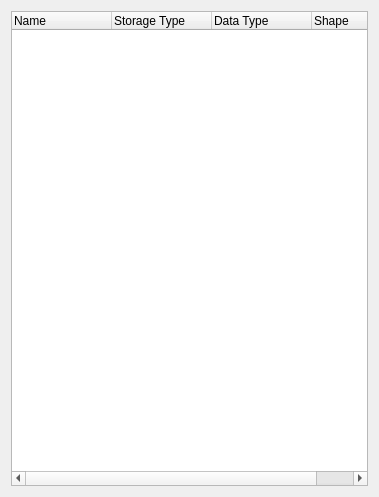
First picture: the form in RawTreeView.ui, repository bendalab/NixView, before the edit.
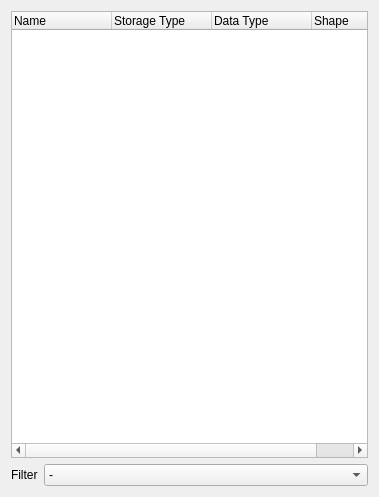
Second picture: the form after the edit.

Commit message: filter for tree content

What changed in the file:
```diff
--- a/RawTreeView.ui
+++ b/RawTreeView.ui
@@ -50,6 +50,52 @@
      </column>
     </widget>
    </item>
+   <item row="1" column="0">
+    <layout class="QHBoxLayout" name="horizontalLayout">
+     <item>
+      <widget class="QLabel" name="label">
+       <property name="sizePolicy">
+        <sizepolicy hsizetype="Maximum" vsizetype="Preferred">
+         <horstretch>0</horstretch>
+         <verstretch>0</verstretch>
+        </sizepolicy>
+       </property>
+       <property name="text">
+        <string>Filter</string>
+       </property>
+      </widget>
+     </item>
+     <item>
+      <widget class="QComboBox" name="comboBox">
+       <item>
+        <property name="text">
+         <string>-</string>
+        </property>
+       </item>
+       <item>
+        <property name="text">
+         <string>Data</string>
+        </property>
+       </item>
+       <item>
+        <property name="text">
+         <string>Metadata</string>
+        </property>
+       </item>
+       <item>
+        <property name="text">
+         <string>Data Array</string>
+        </property>
+       </item>
+       <item>
+        <property name="text">
+         <string>Tags</string>
+        </property>
+       </item>
+      </widget>
+     </item>
+    </layout>
+   </item>
   </layout>
  </widget>
  <resources/>
```
The commit also changes 2 other files.
